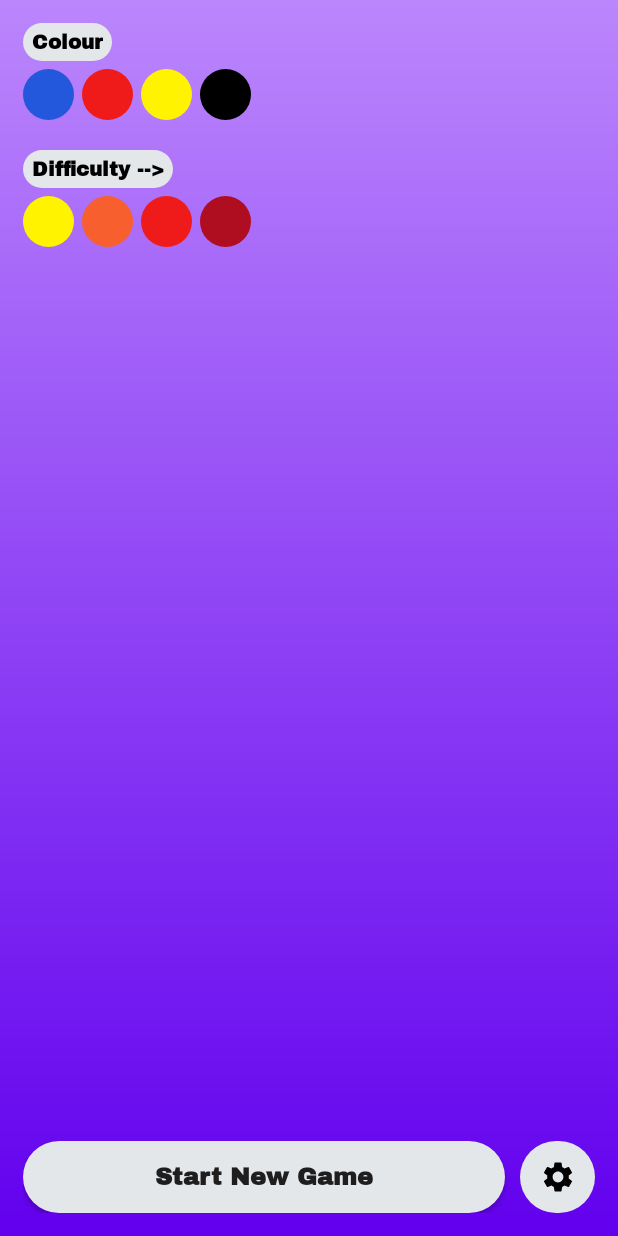
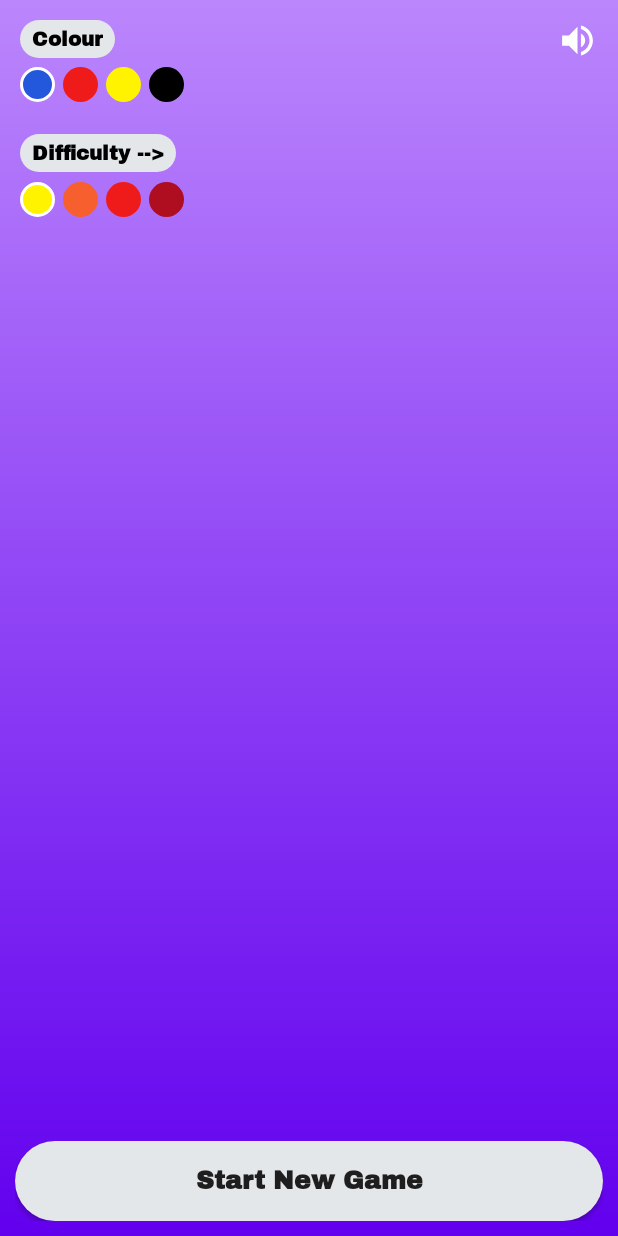
Before and after one commit to OmkarHub56/Shadeio, an Android app: the screen it shows after launch (MainActivity), on a phone screen of 412 x 824 dp. Run offline under Robolectric (Android 15) with nearby library versions, the phone set to English and light mode, and no system bars; our stand-ins replace sdp/ssp sizes; Roboto replaces fonts that are not available here.

Commit message:
Made some more improvements and added black shade

```diff
--- a/app/src/main/AndroidManifest.xml
+++ b/app/src/main/AndroidManifest.xml
@@ -15,7 +15,8 @@
         tools:targetApi="31">
         <activity
             android:name=".MainActivity"
-            android:exported="true">
+            android:exported="true"
+            android:screenOrientation="portrait">
             <intent-filter>
                 <action android:name="android.intent.action.MAIN" />
 
--- a/app/src/main/java/com/nwsapp/shadeiojava/MainActivity.java
+++ b/app/src/main/java/com/nwsapp/shadeiojava/MainActivity.java
@@ -13,6 +13,8 @@ import android.view.ViewGroup;
 import android.widget.Button;
 import android.widget.GridView;
 import android.widget.ImageButton;
+import android.widget.LinearLayout;
+import android.widget.TextView;
 
 import java.sql.Array;
 import java.util.ArrayList;
@@ -23,18 +25,21 @@ import java.util.Random;
 
 public class MainActivity extends AppCompatActivity implements View.OnClickListener {
 
-    String TAG="OMK";
+    // the four color selection buttons
     ImageButton blueColorSel;
     ImageButton redColorSel;
     ImageButton yellowColorSel;
     ImageButton blackColorSel;
 
+    // the four difficulty selection buttons
     ImageButton easyDiffSel;
     ImageButton medDiffSel;
     ImageButton hardDiffSel;
     ImageButton extDiffSel;
 
+    // curr selected color and difficulty
     ImageButton currSelColour,currSelDiff;
+
     int EASY_HORIZONTAL_BOX_COUNT=3;
     int MEDIUM_HORIZONTAL_BOX_COUNT=5;
     int HARD_HORIZONTAL_BOX_COUNT=6;
@@ -49,11 +54,13 @@ public class MainActivity extends AppCompatActivity implements View.OnClickListe
 
     GridView colorsGridView;
 
-    List<MyCol> colorList;
-    List<MyCol> sortedColorList;
-
     Button start_game_btn;
 
+    MyGridAdapter gridAdapter;
+
+    LinearLayout startGame;
+
+    ImageButton sound_adjust;
     // utility purposes
     int screenWidth,screenHeight;
     float screenDensity;
@@ -67,18 +74,33 @@ public class MainActivity extends AppCompatActivity implements View.OnClickListe
         screenHeight=getResources().getDisplayMetrics().heightPixels;
         screenDensity=getResources().getDisplayMetrics().density;
 
-        // setting the colour change buttons
         blueColorSel=findViewById(R.id.blue_col);
+        blueColorSel.getLayoutParams().width= (int) (screenHeight/35f);
+        blueColorSel.getLayoutParams().height= (int) (screenHeight/35f);
         redColorSel=findViewById(R.id.red_col);
+        redColorSel.getLayoutParams().width= (int) (screenHeight/35f);
+        redColorSel.getLayoutParams().height= (int) (screenHeight/35f);
         yellowColorSel=findViewById(R.id.yellow_col);
+        yellowColorSel.getLayoutParams().width= (int) (screenHeight/35f);
+        yellowColorSel.getLayoutParams().height= (int) (screenHeight/35f);
         blackColorSel=findViewById(R.id.black_col);
+        blackColorSel.getLayoutParams().width= (int) (screenHeight/35f);
+        blackColorSel.getLayoutParams().height= (int) (screenHeight/35f);
         currSelColour=blueColorSel;
 
         // setting diff change buttons
         easyDiffSel=findViewById(R.id.easy_diff);
+        easyDiffSel.getLayoutParams().width= (int) (screenHeight/35f);
+        easyDiffSel.getLayoutParams().height= (int) (screenHeight/35f);
         medDiffSel=findViewById(R.id.med_diff);
+        medDiffSel.getLayoutParams().width= (int) (screenHeight/35f);
+        medDiffSel.getLayoutParams().height= (int) (screenHeight/35f);
         hardDiffSel=findViewById(R.id.hard_diff);
+        hardDiffSel.getLayoutParams().width= (int) (screenHeight/35f);
+        hardDiffSel.getLayoutParams().height= (int) (screenHeight/35f);
         extDiffSel=findViewById(R.id.ext_diff);
+        extDiffSel.getLayoutParams().width= (int) (screenHeight/35f);
+        extDiffSel.getLayoutParams().height= (int) (screenHeight/35f);
         currSelDiff=easyDiffSel;
 
         blueColorSel.setOnClickListener(this);
@@ -91,9 +113,12 @@ public class MainActivity extends AppCompatActivity implements View.OnClickListe
         hardDiffSel.setOnClickListener(this);
         extDiffSel.setOnClickListener(this);
 
-        colorList=new ArrayList<>();
-        sortedColorList=new ArrayList<>();
+        sound_adjust=findViewById(R.id.imageButton);
+        sound_adjust.getLayoutParams().height= (int) (screenWidth/15f);
+        sound_adjust.getLayoutParams().width= (int) (screenWidth/15f);
 
+
+        // setting the margins and some other attributes for the gridview
         colorsGridView=findViewById(R.id.colorsGridView);
         int marginLength= (int) (screenWidth/10F);
         ViewGroup.MarginLayoutParams params = (GridView.MarginLayoutParams) colorsGridView.getLayoutParams();
@@ -102,80 +127,103 @@ public class MainActivity extends AppCompatActivity implements View.OnClickListe
         params.rightMargin=marginLength;
         params.topMargin=marginLength;
 
-//        int marginTop=(int) (screenHeight/3F);
-//        params.topMargin=marginTop;
-
         colorsGridView.setVerticalSpacing((int) (screenWidth/50F));
         colorsGridView.setHorizontalSpacing((int) (screenWidth/50F));
 
+        // button to start the game
         start_game_btn=findViewById(R.id.start_game_btn);
+
+        // linear_layout inside which there is start button
+        startGame=findViewById(R.id.startgame_ll);
+        int ml= (int) (screenWidth/40F);
+        ViewGroup.MarginLayoutParams params1 = (LinearLayout.MarginLayoutParams) startGame.getLayoutParams();
+        params1.leftMargin=ml;
+        params1.bottomMargin=ml;
+        params1.rightMargin=ml;
+
+        LinearLayout ll=findViewById(R.id.set_linear);
+        int ml2= (int) (screenWidth/30F);
+        ViewGroup.MarginLayoutParams params2 = (LinearLayout.MarginLayoutParams) ll.getLayoutParams();
+        params2.leftMargin=ml2;
+        params2.topMargin=ml2;
+        params2.rightMargin=ml2;
+
+        TextView t1=findViewById(R.id.textView),t2=findViewById(R.id.textView1);
+        t1.setPadding((int) (screenWidth/50f),0, (int) (screenWidth/50f),0);
+        t2.setPadding((int) (screenWidth/50f),0, (int) (screenWidth/50f),0);
+
+        // start the initial game
+        startNewGame(start_game_btn);
     }
 
+
+    List<MyCol> colorList=new ArrayList<>();
+    List<MyCol> sortedColorList=new ArrayList<>();
     List<Integer> list=new ArrayList<>();
-
     public void startNewGame(View view){
-        start_game_btn.setEnabled(false);
-        start_game_btn.setClickable(false);
-
-        // to remove if any current game is On
-        //Todo code
-
-
-
 
         colorList.clear();
         sortedColorList.clear();
         list.clear();
         colorsGridView.setNumColumns(currColCount);
 
-        // just for testing color differentiation
+//         just for testing color differentiation
+//         this shouldn't be deleted
 //        int ptr=1;
 //        for(int i=0;i<currRowCount*currColCount;i++){
 //            Random rand=new Random();
 ////            int a=Math.abs(rand.nextInt(2));
 //            if(ptr<=255){
-//                colorList.add(new MyCol(0, 255-ptr,255));
+//                colorList.add(new MyCol(255-ptr, 255-ptr,255-ptr));
 //            }
 //            else{
-//                colorList.add(new MyCol(0, 0,510-ptr));
+//                colorList.add(new MyCol(255-ptr, 255-ptr,255-ptr));
 //            }
 ////            colorList.add(new MyCol(255-ptr,255-ptr,255-ptr));
-//            ptr+=35;
+//            ptr+=5;
 //        }
-        start_game_btn.setText("Generating new game...");
 
 
         int numCount=currRowCount*currColCount;
         int minDist;
         if(numCount==6){
-            minDist=40;
+            minDist=30;
+            if(currSelColour==blackColorSel){
+                minDist=15;
+            }
         }
         else if(numCount==15){
-            minDist=25;
+            minDist=15;
+            if(currSelColour==blackColorSel){
+                minDist=9;
+            }
         }
         else if(numCount==24){
-            minDist=15;
+            minDist=9;
+            if(currSelColour==blackColorSel){
+                minDist=5;
+            }
         }
         else{
             minDist=5;
+            if(currSelColour==blackColorSel){
+                minDist=2;
             }
-        list.clear();
-        pl("minDist : "+minDist);
-        pl("numCount : "+numCount);
-        int []arr=new int[513];
-        Arrays.fill(arr,0);
+        }
+
+        // generates a random number out of the remaining indices
         Random rand=new Random();
-        int availableNumbers=511;
+        int []arr=new int[currSelColour==blackColorSel?258:513];
+        int availableNumbers=currSelColour==blackColorSel?256:511;
         for(int i=0;i<numCount;i++){
-            pl("availableNums : "+availableNumbers);
             int a=rand.nextInt(availableNumbers)+1;
             int ptr=0;
-            for(int j=1;j<=511;j++){
+            for(int j=1;j<=(currSelColour==blackColorSel?256:511);j++){
                 if(arr[j]==0){
                     ptr++;
                 }
                 if(ptr==a){
-                    for(int k=Math.max(1,j-minDist+1);k<=Math.min(511,j+minDist-1);k++){
+                    for(int k=Math.max(1,j-minDist+1);k<=Math.min(currSelColour==blackColorSel?256:511,j+minDist-1);k++){
                         if(arr[k]==0){
                             arr[k]=1;
                             availableNumbers--;
@@ -195,6 +243,7 @@ public class MainActivity extends AppCompatActivity implements View.OnClickListe
 //        }
 //        pl(a);
 
+        if(currSelColour==blueColorSel){
             for(int i=0;i<numCount;i++){
                 int num=list.get(i);
                 if(num<=256){
@@ -204,8 +253,28 @@ public class MainActivity extends AppCompatActivity implements View.OnClickListe
                     colorList.add(new MyCol(0, 0,511-num));
                 }
             }
+        }
+        else if(currSelColour==blackColorSel){
+            for(int i=0;i<numCount;i++){
+                int num=list.get(i);
+                colorList.add(new MyCol(255-num,255-num,255-num));
+            }
+        }
+        else{
+            for(int i=0;i<numCount;i++){
+                int num=list.get(i);
+                if(num<=256){
+                    colorList.add(new MyCol(255,256-num,0));
+                }
+                else{
+                    colorList.add(new MyCol(511-num,0,0));
+                }
+            }
+        }
+
 
         Collections.sort(list);
+        if(currSelColour==blueColorSel){
             for(int i=0;i<numCount;i++){
                 int num=list.get(i);
                 if(num<=256){
@@ -215,7 +284,27 @@ public class MainActivity extends AppCompatActivity implements View.OnClickListe
                     sortedColorList.add(new MyCol(0, 0,511-num));
                 }
             }
-        colorsGridView.setAdapter(new MyGridAdapter(this,colorList,sortedColorList,currRowCount,currColCount,start_game_btn));
+        }
+        else if(currSelColour==blackColorSel){
+            for(int i=0;i<numCount;i++){
+                int num=list.get(i);
+                sortedColorList.add(new MyCol(255-num,255-num,255-num));
+            }
+        }
+        else{
+            for(int i=0;i<numCount;i++){
+                int num=list.get(i);
+                if(num<=256){
+                    sortedColorList.add(new MyCol(255,256-num,0));
+                }
+                else{
+                    sortedColorList.add(new MyCol(511-num,0,0));
+                }
+            }
+        }
+
+        gridAdapter=new MyGridAdapter(this,colorList,sortedColorList,currRowCount,currColCount,start_game_btn);
+        colorsGridView.setAdapter(gridAdapter);
 
     }
 
@@ -302,12 +391,26 @@ public class MainActivity extends AppCompatActivity implements View.OnClickListe
         }
     }
 
+    int current_vol_status=1;
+    public void toggleSound(View view){
+        ImageButton img=findViewById(R.id.imageButton);
+        if(current_vol_status==1){
+            img.setImageResource(R.drawable.volume_off_icon);
+            current_vol_status=0;
+            gridAdapter.current_vol_status=0;
+        }
+        else{
+            img.setImageResource(R.drawable.volume_on_icon);
+            current_vol_status=1;
+            gridAdapter.current_vol_status=1;
+        }
+    }
 
-    public void pl(String log){
-        Log.i(TAG,log);
+    public void pl(String tag,String log){
+        Log.i(tag,log);
     }
-    public void pl(Object log){
-        Log.i(TAG,String.valueOf(log));
+    public void pl(String tag,Object log){
+        Log.i(tag,String.valueOf(log));
     }
 }
 
--- a/app/src/main/res/drawable/solid_white_rounded.xml
+++ b/app/src/main/res/drawable/solid_white_rounded.xml
@@ -5,5 +5,5 @@
         android:color="@color/llight_gray"/>
 
     <corners
-        android:radius="25dp"/>
+        android:radius="9999dp"/>
 </shape>
--- /dev/null
+++ b/app/src/main/res/drawable/volume_off_icon.xml
@@ -0,0 +1,4 @@
+<vector android:autoMirrored="true" android:height="24dp" android:viewportHeight="24"
+    android:viewportWidth="24" android:width="24dp" xmlns:android="http://schemas.android.com/apk/res/android">
+    <path android:fillColor="@android:color/white" android:pathData="M16.5,12c0,-1.77 -1.02,-3.29 -2.5,-4.03v2.21l2.45,2.45c0.03,-0.2 0.05,-0.41 0.05,-0.63zM19,12c0,0.94 -0.2,1.82 -0.54,2.64l1.51,1.51C20.63,14.91 21,13.5 21,12c0,-4.28 -2.99,-7.86 -7,-8.77v2.06c2.89,0.86 5,3.54 5,6.71zM4.27,3L3,4.27 7.73,9L3,9v6h4l5,5v-6.73l4.25,4.25c-0.67,0.52 -1.42,0.93 -2.25,1.18v2.06c1.38,-0.31 2.63,-0.95 3.69,-1.81L19.73,21 21,19.73l-9,-9L4.27,3zM12,4L9.91,6.09 12,8.18L12,4z"/>
+</vector>
--- /dev/null
+++ b/app/src/main/res/drawable/volume_on_icon.xml
@@ -0,0 +1,4 @@
+<vector android:autoMirrored="true" android:height="24dp" android:viewportHeight="24"
+    android:viewportWidth="24" android:width="24dp" xmlns:android="http://schemas.android.com/apk/res/android">
+    <path android:fillColor="@android:color/white" android:pathData="M3,9v6h4l5,5L12,4L7,9L3,9zM16.5,12c0,-1.77 -1.02,-3.29 -2.5,-4.03v8.05c1.48,-0.73 2.5,-2.25 2.5,-4.02zM14,3.23v2.06c2.89,0.86 5,3.54 5,6.71s-2.11,5.85 -5,6.71v2.06c4.01,-0.91 7,-4.49 7,-8.77s-2.99,-7.86 -7,-8.77z"/>
+</vector>
--- a/app/src/main/res/layout/activity_main.xml
+++ b/app/src/main/res/layout/activity_main.xml
@@ -9,55 +9,61 @@
     android:theme="@style/Theme.Shadeiojava"
     tools:context=".MainActivity">
 
-<!--    <LinearLayout-->
-<!--        android:layout_width="match_parent"-->
-<!--        android:layout_height="wrap_content"-->
-<!--        android:layout_marginStart="10dp"-->
-<!--        android:layout_marginTop="10dp"-->
-<!--        app:layout_constraintBottom_toBottomOf="parent"-->
-<!--        app:layout_constraintStart_toStartOf="parent"-->
-<!--        app:layout_constraintTop_toTopOf="parent"-->
-<!--        app:layout_constraintVertical_bias="0.0">-->
+    <LinearLayout
+        android:id="@+id/set_linear"
+        android:layout_width="match_parent"
+        android:layout_height="0dp"
+        android:layout_weight="5"
+        android:orientation="vertical"
+        android:layout_marginStart="15dp"
+        android:layout_marginEnd="15dp"
+        android:layout_marginTop="15dp">
 
-<!--        <androidx.appcompat.widget.AppCompatButton-->
-<!--            android:layout_width="wrap_content"-->
-<!--            android:layout_height="wrap_content"-->
-<!--            android:layout_marginEnd="10dp"-->
-<!--            android:onClick="startNewGame"-->
-<!--            android:text="New game"-->
-<!--            android:textAllCaps="false"-->
-<!--            android:textSize="18sp" />-->
-
-<!--        <androidx.appcompat.widget.AppCompatButton-->
-<!--            android:layout_width="wrap_content"-->
-<!--            android:layout_height="wrap_content"-->
-<!--            android:text="Restart"-->
-<!--            android:textAllCaps="false"-->
-<!--            android:textSize="18sp" />-->
-<!--    </LinearLayout>-->
+        <androidx.constraintlayout.widget.ConstraintLayout
+            android:id="@+id/top_constraint"
+            android:layout_width="match_parent"
+            android:layout_height="0dp"
+            android:layout_marginBottom="5dp"
+            android:layout_weight="1">
 
             <TextView
+                android:id="@+id/textView"
                 android:layout_width="wrap_content"
-        android:layout_height="wrap_content"
-        android:layout_marginStart="15dp"
-        android:layout_marginTop="15dp"
-        android:layout_marginBottom="5dp"
+                android:layout_height="match_parent"
                 android:background="@drawable/solid_white_rounded"
+                android:fontFamily="@font/archivo_black"
                 android:gravity="center"
                 android:paddingStart="6dp"
                 android:paddingEnd="6dp"
                 android:text="Colour"
-        android:fontFamily="@font/archivo_black"
                 android:textColor="@color/black"
-        android:padding="4dp"
-        android:textSize="13sp"
-        android:textStyle="bold" />
+                android:textSize="@dimen/_10ssp"
+                android:textStyle="bold"
+                app:layout_constraintBottom_toBottomOf="parent"
+                app:layout_constraintStart_toStartOf="parent"
+                app:layout_constraintTop_toTopOf="parent" />
+
+            <ImageButton
+                android:id="@+id/imageButton"
+                android:layout_width="wrap_content"
+                android:layout_height="match_parent"
+                android:background="@android:color/transparent"
+                android:onClick="toggleSound"
+                app:layout_constraintBottom_toBottomOf="parent"
+                app:layout_constraintEnd_toEndOf="parent"
+                app:layout_constraintTop_toTopOf="parent"
+                app:srcCompat="@drawable/volume_on_icon"
+                android:scaleType="centerCrop"/>
+
+        </androidx.constraintlayout.widget.ConstraintLayout>
+
 
         <LinearLayout
+            android:id="@+id/abc"
             android:layout_width="wrap_content"
-        android:layout_height="wrap_content"
-        android:layout_marginStart="15dp"
+            android:layout_height="0dp"
             android:layout_marginBottom="10dp"
+            android:layout_weight="1"
             android:orientation="horizontal"
             app:layout_constraintBottom_toBottomOf="parent"
             app:layout_constraintEnd_toEndOf="parent"
@@ -66,71 +72,76 @@
 
             <ImageButton
                 android:id="@+id/blue_col"
-            android:layout_width="34dp"
-            android:layout_height="34dp"
+                android:layout_width="38dp"
+                android:layout_height="match_parent"
                 android:layout_gravity="center"
-            android:background="@drawable/blue_colour_sel" />
+                android:background="@drawable/blue_colour_sel_selected"
+                app:layout_constraintDimensionRatio="1:1" />
 
             <ImageButton
                 android:id="@+id/red_col"
                 android:layout_width="34dp"
-            android:layout_height="34dp"
+                android:layout_height="match_parent"
                 android:layout_gravity="center"
                 android:layout_marginStart="5dp"
+                app:layout_constraintDimensionRatio="1:1"
                 android:background="@drawable/red_colour_sel" />
 
             <ImageButton
                 android:id="@+id/yellow_col"
                 android:layout_width="34dp"
-            android:layout_height="34dp"
+                android:layout_height="match_parent"
                 android:layout_gravity="center"
                 android:layout_marginStart="5dp"
+                app:layout_constraintDimensionRatio="1:1"
                 android:background="@drawable/yellow_colour_sel" />
 
             <ImageButton
                 android:id="@+id/black_col"
                 android:layout_width="34dp"
-            android:layout_height="34dp"
+                android:layout_height="match_parent"
                 android:layout_gravity="center"
                 android:layout_marginStart="5dp"
+                app:layout_constraintDimensionRatio="1:1"
                 android:background="@drawable/black_colour_sel" />
 
         </LinearLayout>
 
         <TextView
+            android:id="@+id/textView1"
             android:layout_width="wrap_content"
-        android:layout_height="wrap_content"
-        android:layout_marginStart="15dp"
+            android:layout_height="0dp"
             android:layout_marginTop="10dp"
             android:layout_marginBottom="5dp"
+            android:layout_weight="1"
+            android:background="@drawable/solid_white_rounded"
+            android:fontFamily="@font/archivo_black"
+            android:gravity="center"
+            android:padding="4dp"
             android:paddingStart="6dp"
             android:paddingEnd="6dp"
-        android:background="@drawable/solid_white_rounded"
-        android:gravity="center"
             android:text="Difficulty -->"
-        android:fontFamily="@font/archivo_black"
             android:textColor="@color/black"
-        android:padding="4dp"
-        android:textSize="13sp"
+            android:textSize="@dimen/_10ssp"
             android:textStyle="bold" />
 
         <LinearLayout
             android:layout_width="wrap_content"
-        android:layout_height="wrap_content"
-        android:layout_marginStart="15dp"
+            android:layout_height="0dp"
+            android:layout_weight="1"
             android:orientation="horizontal">
 
             <ImageButton
                 android:id="@+id/easy_diff"
                 android:layout_width="34dp"
-            android:layout_height="34dp"
+                android:layout_height="match_parent"
                 android:layout_gravity="center"
-            android:background="@drawable/yellow_colour_sel" />
+                android:background="@drawable/yellow_colour_sel_selected" />
 
             <ImageButton
                 android:id="@+id/med_diff"
                 android:layout_width="34dp"
-            android:layout_height="34dp"
+                android:layout_height="match_parent"
                 android:layout_gravity="center"
                 android:layout_marginStart="5dp"
                 android:background="@drawable/orange_colour_sel" />
@@ -138,7 +149,7 @@
             <ImageButton
                 android:id="@+id/hard_diff"
                 android:layout_width="34dp"
-            android:layout_height="34dp"
+                android:layout_height="match_parent"
                 android:layout_gravity="center"
                 android:layout_marginStart="5dp"
                 android:background="@drawable/red_colour_sel" />
@@ -146,31 +157,14 @@
             <ImageButton
                 android:id="@+id/ext_diff"
                 android:layout_width="34dp"
-            android:layout_height="34dp"
+                android:layout_height="match_parent"
                 android:layout_gravity="center"
                 android:layout_marginStart="5dp"
                 android:background="@drawable/dark_red_colour_sel" />
 
         </LinearLayout>
 
-    <!--    <LinearLayout-->
-    <!--        android:id="@+id/colors_linearLayout"-->
-    <!--        android:layout_width="wrap_content"-->
-    <!--        android:layout_height="wrap_content"-->
-    <!--        android:layout_marginStart="20dp"-->
-    <!--        android:layout_marginTop="10dp"-->
-    <!--        android:layout_marginEnd="20dp"-->
-    <!--        android:layout_marginBottom="20dp"-->
-    <!--        android:orientation="vertical"-->
-    <!--        app:layout_constraintBottom_toBottomOf="parent"-->
-    <!--        app:layout_constraintEnd_toEndOf="parent"-->
-    <!--        app:layout_constraintHorizontal_bias="0.5"-->
-    <!--        app:layout_constraintStart_toStartOf="parent"-->
-    <!--        app:layout_constraintTop_toTopOf="parent"-->
-    <!--        app:layout_constraintVertical_bias="1.0">-->
-
-
-    <!--    </LinearLayout>-->
+    </LinearLayout>
 
     <GridView
         android:id="@+id/colorsGridView"
@@ -180,47 +174,42 @@
         android:layout_marginTop="10dp"
         android:layout_marginEnd="20dp"
         android:layout_marginBottom="20dp"
+        android:layout_weight="20"
         android:gravity="center"
-        android:layout_weight="10"
         android:horizontalSpacing="10dp"
         android:numColumns="4"
-        android:verticalSpacing="10dp"
-        app:layout_constraintBottom_toBottomOf="parent"
-        app:layout_constraintEnd_toEndOf="parent"
-        app:layout_constraintHorizontal_bias="0.5"
-        app:layout_constraintStart_toStartOf="parent"
-        app:layout_constraintTop_toTopOf="parent"
-        app:layout_constraintVertical_bias="1.0">
+        android:verticalSpacing="10dp">
 
     </GridView>
 
     <LinearLayout
+        android:id="@+id/startgame_ll"
         android:layout_width="match_parent"
-        android:layout_height="wrap_content"
+        android:layout_height="0dp"
         android:layout_marginStart="15dp"
         android:layout_marginEnd="15dp"
-        android:layout_marginBottom="15dp">
+        android:layout_marginBottom="15dp"
+        android:layout_weight="2">
 
         <androidx.appcompat.widget.AppCompatButton
             android:id="@+id/start_game_btn"
             android:layout_width="0dp"
-            android:layout_height="wrap_content"
-            android:layout_marginEnd="10dp"
+            android:layout_height="match_parent"
             android:layout_weight="13"
             android:background="@drawable/solid_white_rounded"
             android:fontFamily="@font/archivo_black"
             android:onClick="startNewGame"
             android:text="Start New Game"
             android:textAllCaps="false"
-            android:textSize="16sp"
+            android:textSize="@dimen/_13ssp"
             android:textStyle="bold" />
 
-        <ImageButton
-            android:layout_width="0dp"
-            android:src="@drawable/settings_icon"
-            android:background="@drawable/solid_white_rounded"
-            android:layout_height="match_parent"
-            android:layout_weight="2"/>
+<!--        <ImageButton-->
+<!--            android:layout_width="0dp"-->
+<!--            android:layout_height="match_parent"-->
+<!--            android:layout_weight="2"-->
+<!--            android:background="@drawable/solid_white_rounded"-->
+<!--            android:src="@drawable/settings_icon" />-->
 
     </LinearLayout>
 
```
Also changed, not shown: app/build.gradle (+7 -0 lines), app/src/main/java/com/nwsapp/shadeiojava/MyGridAdapter.java (+11 -28 lines). Lines whose indentation alone changed are shown as unchanged.
